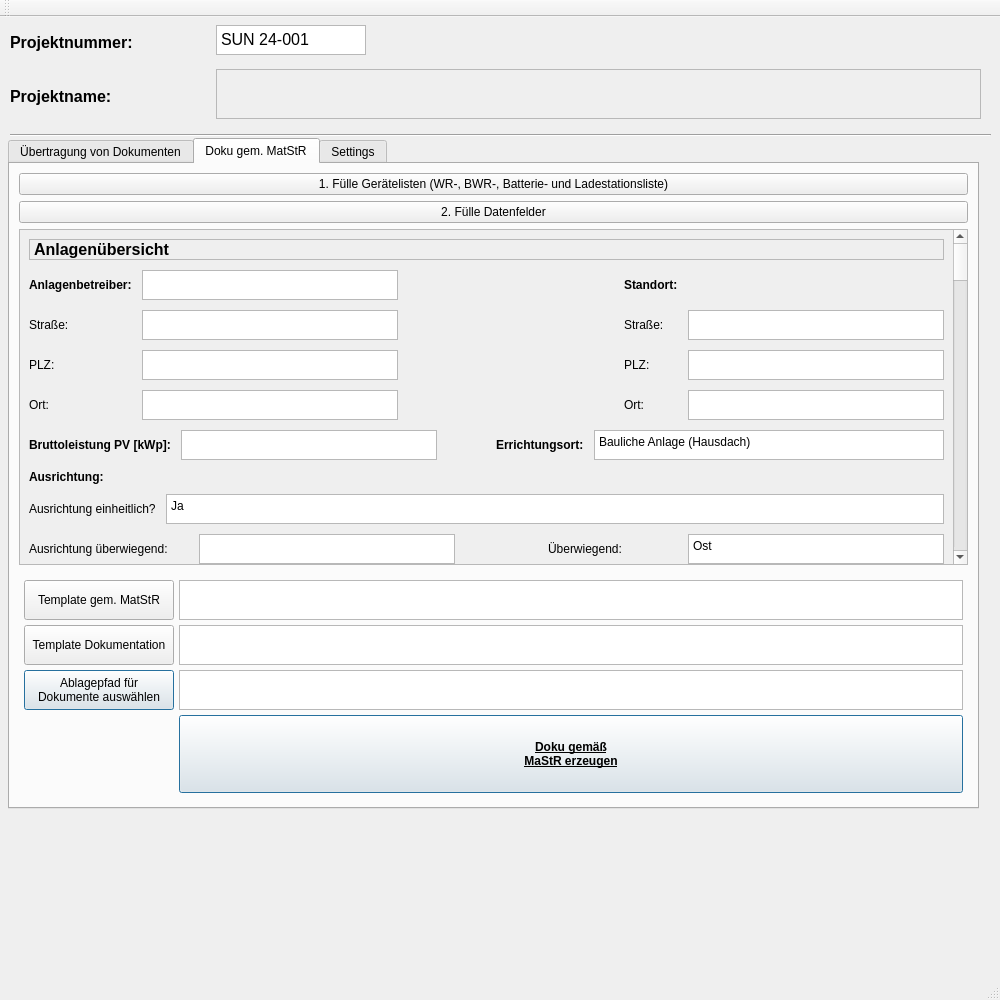
The window that ui/mainwindow.ui (creativeSloth/SUN_Article_Fetcher) describes before a commit, drawn with Qt 5.
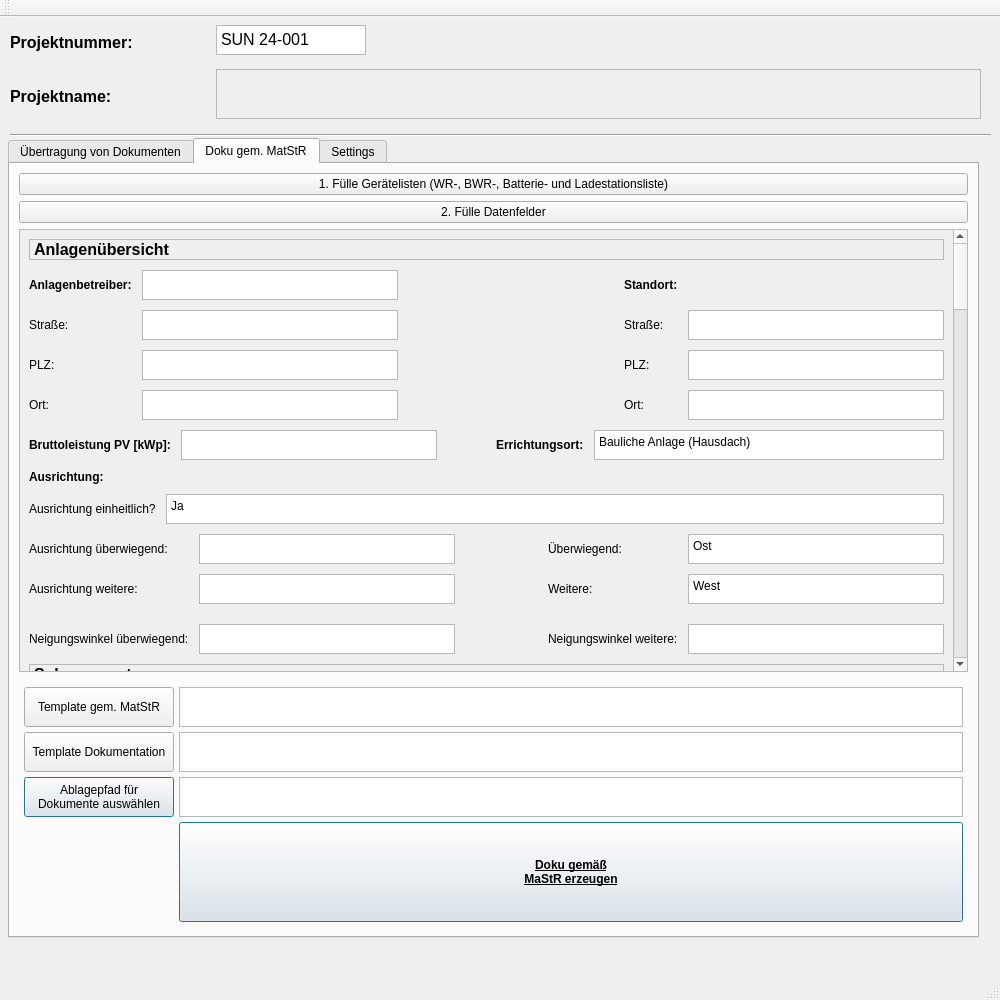
The same window after the commit.

Commit message: resized TABWidget

The edit to the form file:
```diff
--- a/ui/mainwindow.ui
+++ b/ui/mainwindow.ui
@@ -39,15 +39,21 @@
       <x>8</x>
       <y>121</y>
       <width>971</width>
-      <height>671</height>
+      <height>800</height>
      </rect>
     </property>
     <property name="sizePolicy">
-     <sizepolicy hsizetype="Maximum" vsizetype="Maximum">
+     <sizepolicy hsizetype="Maximum" vsizetype="Expanding">
       <horstretch>0</horstretch>
       <verstretch>0</verstretch>
      </sizepolicy>
     </property>
+    <property name="minimumSize">
+     <size>
+      <width>0</width>
+      <height>800</height>
+     </size>
+    </property>
     <property name="currentIndex">
      <number>1</number>
     </property>
@@ -466,7 +472,7 @@
            <property name="geometry">
             <rect>
              <x>0</x>
-             <y>-1990</y>
+             <y>-2052</y>
              <width>931</width>
              <height>2820</height>
             </rect>
```
The commit also changes 2 other files.
